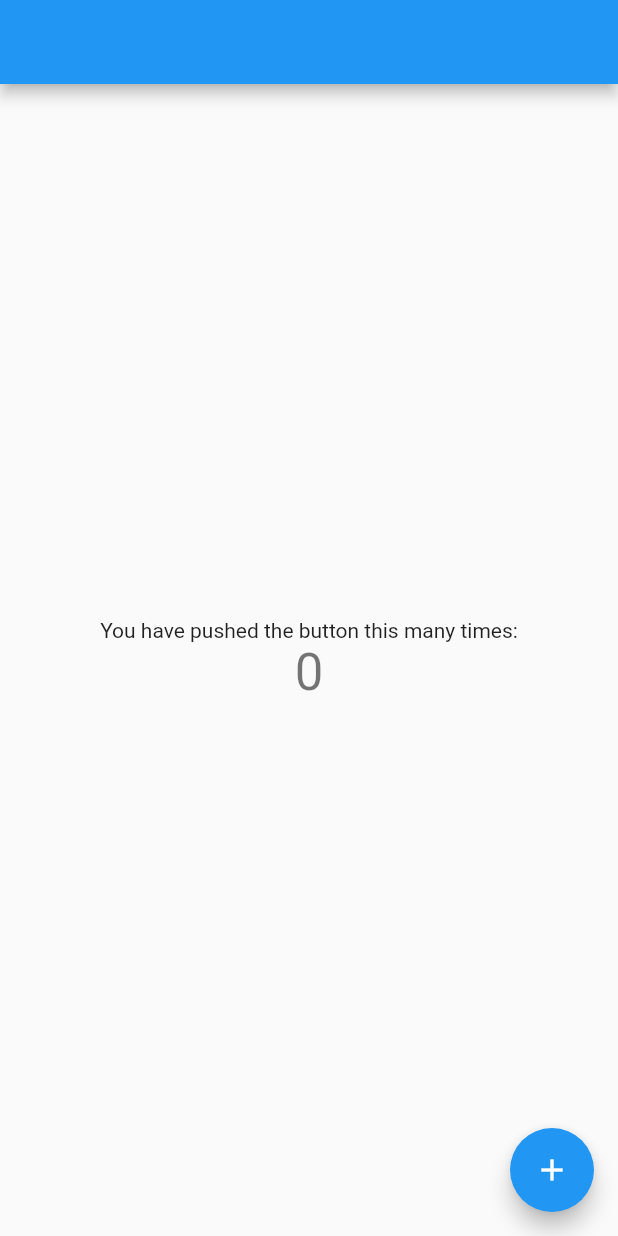
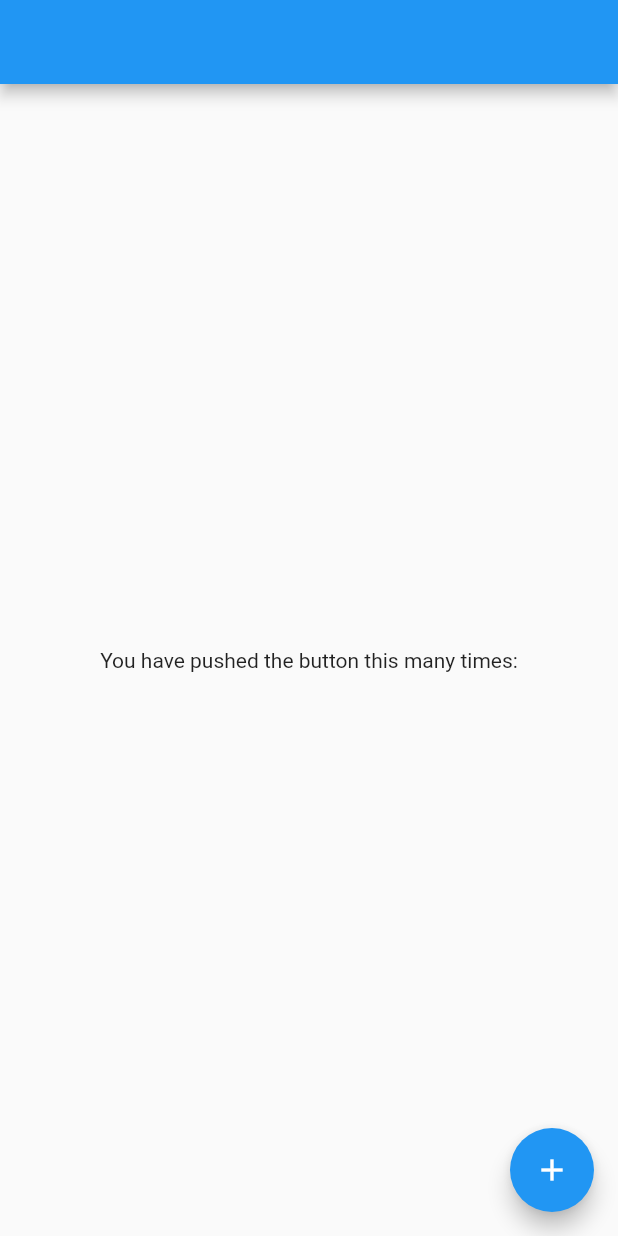
Before and after one commit to Daniel-Shegida/pincode, a Flutter app: the screen it shows after launch, on a phone screen of 412 x 824 dp. Run offline on Flutter 3.47's test engine with Material 2 defaults, Android fonts, the phone set to English and light mode, and no system bars; our stand-ins replace flutter_svg.

Commit message:
feat(architecture): implement clean architecture template

```diff
--- a/lib/main.dart
+++ b/lib/main.dart
@@ -1,66 +1,8 @@
 import 'package:flutter/material.dart';
-import 'package:untitled/ui/pincode_screen.dart';
+import 'package:untitled/presentation/my_app.dart';
 
-void main() {
-  runApp(const MyApp());
+void main() async {
+  runApp(
+    const MyApp(),
+  );
 }
-
-class MyApp extends StatelessWidget {
-  const MyApp({super.key});
-
-  @override
-  Widget build(BuildContext context) {
-    return MaterialApp(
-      theme: ThemeData(
-        primarySwatch: Colors.blue,
-      ),
-      home: const MyHomePage(),
-    );
-  }
-}
-
-class MyHomePage extends StatefulWidget {
-  const MyHomePage({super.key,});
-
-  @override
-  State<MyHomePage> createState() => _MyHomePageState();
-}
-
-class _MyHomePageState extends State<MyHomePage> {
-  int _counter = 0;
-
-  void _incrementCounter() {
-    Navigator.push(
-      context,
-      MaterialPageRoute(builder: (context) => const PinCodeScreen()),
-    );
-
-  }
-
-  @override
-  Widget build(BuildContext context) {
-    return Scaffold(
-      appBar: AppBar(
-      ),
-      body: Center(
-        child: Column(
-          mainAxisAlignment: MainAxisAlignment.center,
-          children: <Widget>[
-            const Text(
-              'You have pushed the button this many times:',
-            ),
-            Text(
-              '$_counter',
-              style: Theme.of(context).textTheme.headlineMedium,
-            ),
-          ],
-        ),
-      ),
-      floatingActionButton: FloatingActionButton(
-        onPressed: _incrementCounter,
-        tooltip: 'Increment',
-        child: const Icon(Icons.add),
-      ), // This trailing comma makes auto-formatting nicer for build methods.
-    );
-  }
-}
--- /dev/null
+++ b/lib/presentation/main/ui/screens/main_screen.dart
@@ -0,0 +1,39 @@
+import 'package:flutter/material.dart';
+import 'package:untitled/presentation/navigation/navigation_helper.dart';
+
+class MyHomePage extends StatefulWidget {
+  const MyHomePage({
+    super.key,
+  });
+
+  @override
+  State<MyHomePage> createState() => _MyHomePageState();
+}
+
+class _MyHomePageState extends State<MyHomePage> {
+  void _moveToPinCodeScreen() {
+    NavigationHelper.moveToPinCodeScreen(context);
+  }
+
+  @override
+  Widget build(BuildContext context) {
+    return Scaffold(
+      appBar: AppBar(),
+      body: const Center(
+        child: Column(
+          mainAxisAlignment: MainAxisAlignment.center,
+          children: <Widget>[
+            Text(
+              'You have pushed the button this many times:',
+            ),
+          ],
+        ),
+      ),
+      floatingActionButton: FloatingActionButton(
+        onPressed: _moveToPinCodeScreen,
+        tooltip: 'Increment',
+        child: const Icon(Icons.add),
+      ), // This trailing comma makes auto-formatting nicer for build methods.
+    );
+  }
+}
--- /dev/null
+++ b/lib/presentation/my_app.dart
@@ -0,0 +1,17 @@
+import 'package:flutter/material.dart';
+import 'package:untitled/presentation/main/ui/screens/main_screen.dart';
+
+/// иницилизация  проекта
+class MyApp extends StatelessWidget {
+  const MyApp({super.key});
+
+  @override
+  Widget build(BuildContext context) {
+    return MaterialApp(
+      theme: ThemeData(
+        primarySwatch: Colors.blue,
+      ),
+      home: const MyHomePage(),
+    );
+  }
+}
--- /dev/null
+++ b/lib/presentation/navigation/navigation_helper.dart
@@ -0,0 +1,17 @@
+import 'package:flutter/material.dart';
+import 'package:untitled/presentation/pin_code/ui/screens/pin_code_screen.dart';
+
+/// Модель унифицирующая навигацию между экранами
+abstract class NavigationHelper {
+  /// Метод перехода на экран пинкода
+  static void moveToPinCodeScreen(
+    BuildContext context,
+  ) {
+    Navigator.push(
+      context,
+      MaterialPageRoute(
+        builder: (context) => const PinCodeScreen(),
+      ),
+    );
+  }
+}
--- a/lib/res/icons/project_icons.dart
+++ b/lib/presentation/res/icons/project_icons.dart
@@ -2,5 +2,4 @@
 abstract class ProjectIcons {
   static const String iShevronLeft = 'assets/icons/icon.svg';
   static const String iDelete = 'assets/icons/delete.svg';
-
 }
--- a/lib/res/styles/project_styles.dart
+++ b/lib/presentation/res/styles/project_styles.dart
@@ -1,5 +1,5 @@
 import 'package:flutter/material.dart';
-import 'package:untitled/res/colors/project_colors.dart';
+import 'package:untitled/presentation/res/colors/project_colors.dart';
 
 /// стили проекта
 abstract class ProjectStyles {
```
Also changed, not shown: lib/presentation/pin_code/ui/screens/pin_code_screen.dart (renamed from lib/ui/pincode_screen.dart, +13 -8 lines), lib/presentation/res/colors/project_colors.dart (renamed from lib/res/colors/project_colors.dart), lib/presentation/res/strings/project_strings.dart (renamed from lib/res/strings/project_strings.dart), 1 other file.
